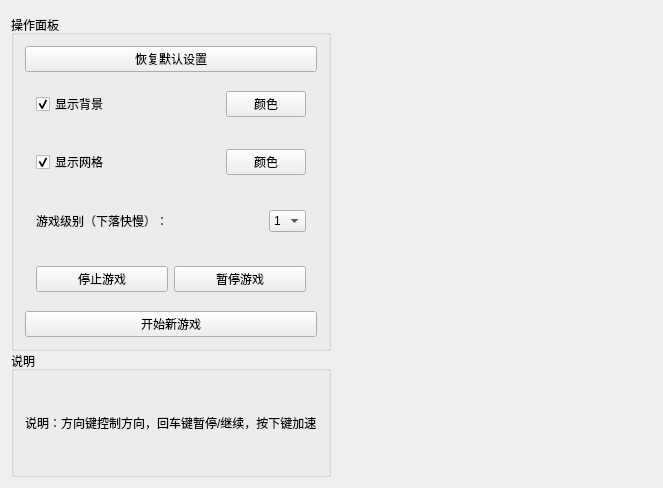
Qt form widget.ui (karentwan/tetrix) before a commit.
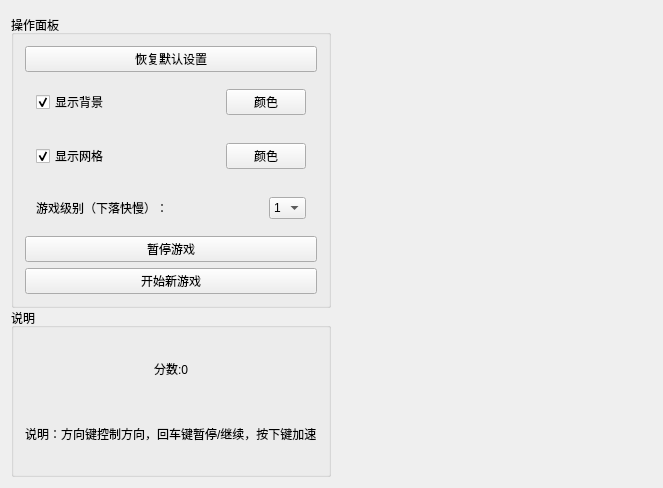
The same form after that commit.

Commit message: 增加分数统计功能、增加结束判断

Patch:
```diff
--- a/widget.ui
+++ b/widget.ui
@@ -28,7 +28,7 @@
        <verstretch>0</verstretch>
       </sizepolicy>
      </property>
-     <layout class="QVBoxLayout" name="verticalLayout" stretch="8,3">
+     <layout class="QVBoxLayout" name="verticalLayout">
       <property name="spacing">
        <number>0</number>
       </property>
@@ -174,25 +174,12 @@
           </widget>
          </item>
          <item>
-          <widget class="QWidget" name="widget_2" native="true">
-           <layout class="QHBoxLayout" name="horizontalLayout_5">
-            <item>
-             <widget class="QPushButton" name="stopGameBtn">
-              <property name="text">
-               <string>停止游戏</string>
-              </property>
-             </widget>
-            </item>
-            <item>
              <widget class="QPushButton" name="suspendGameBtn">
               <property name="text">
                <string>暂停游戏</string>
               </property>
              </widget>
             </item>
-           </layout>
-          </widget>
-         </item>
          <item>
           <widget class="QPushButton" name="startGameBtn">
            <property name="sizePolicy">
@@ -214,7 +201,17 @@
         <property name="title">
          <string>说明</string>
         </property>
-        <layout class="QHBoxLayout" name="horizontalLayout_2">
+        <layout class="QVBoxLayout" name="verticalLayout_3">
+         <item>
+          <widget class="QLabel" name="score">
+           <property name="text">
+            <string>分数:0</string>
+           </property>
+           <property name="alignment">
+            <set>Qt::AlignCenter</set>
+           </property>
+          </widget>
+         </item>
          <item>
           <widget class="QLabel" name="label">
            <property name="text">
```
Lines whose indentation alone changed are shown as unchanged. The commit also changes 9 other files.
